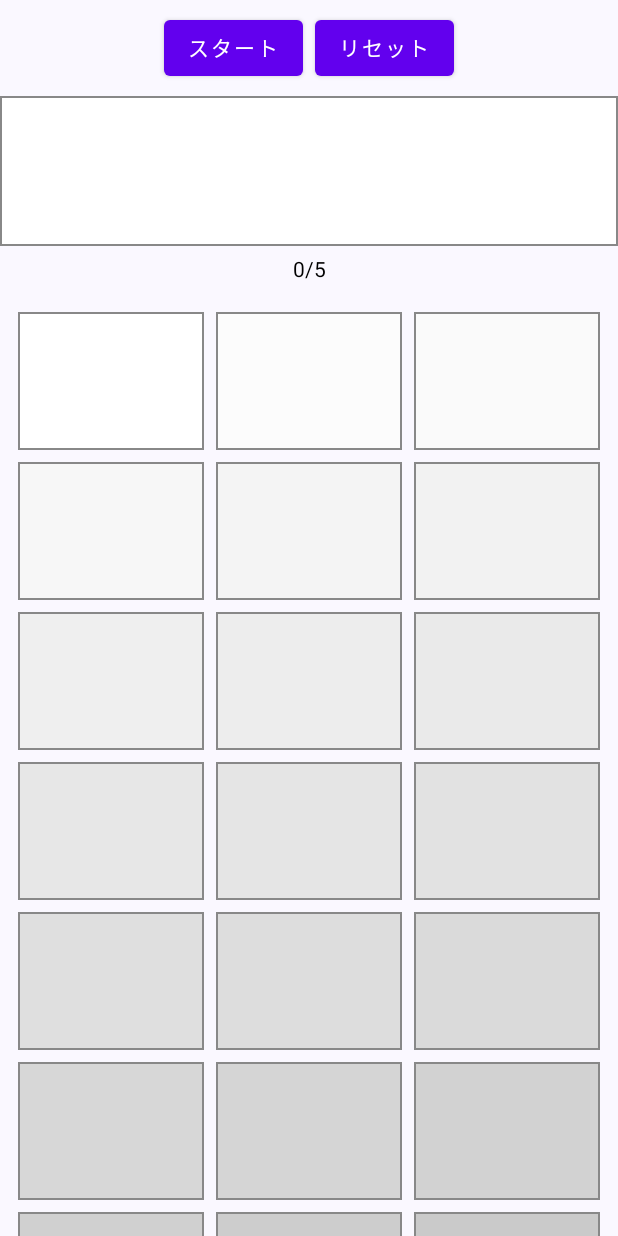
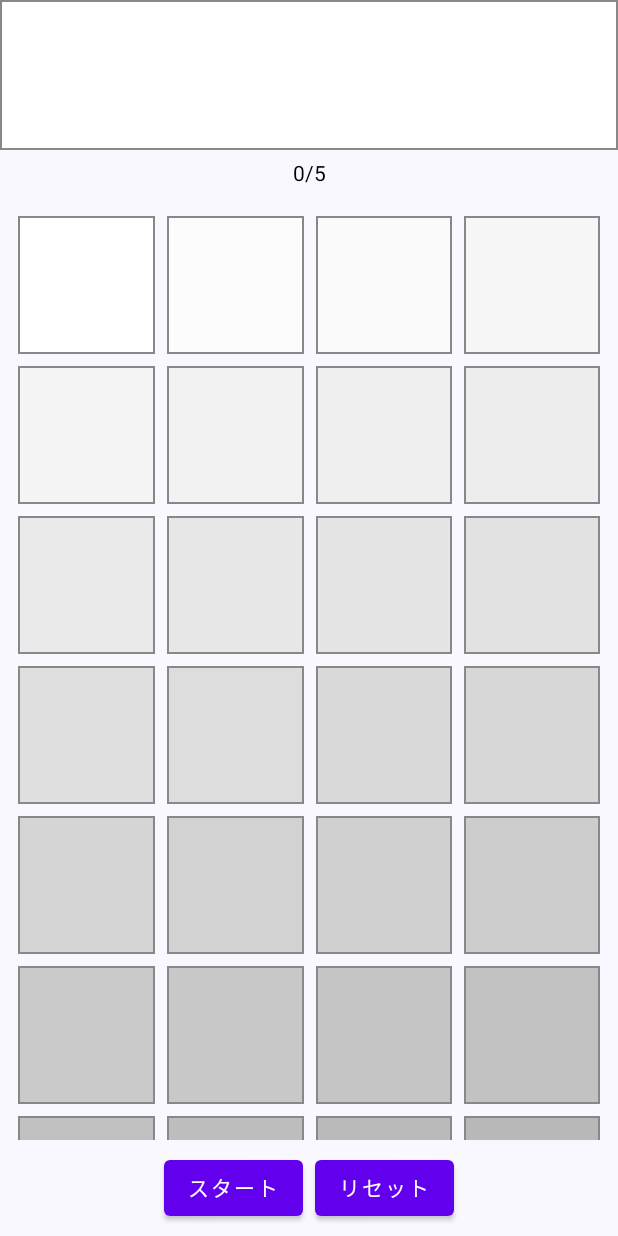
Before and after one commit to KYOHEI-jp/AhnmikaWhite, an Android app built with Jetpack Compose: the screen it shows after launch (MainActivity), on a phone screen of 412 x 824 dp. Run offline under Robolectric (Android 15) with nearby library versions, the phone set to English and light mode, and no system bars.

Commit message:
一旦終了

```diff
--- a/app/src/main/java/com/example/anmikacolors/screen/ColorScreen.kt
+++ b/app/src/main/java/com/example/anmikacolors/screen/ColorScreen.kt
@@ -49,12 +49,11 @@ fun ColorScreen() {
             attempts++
             if (color == selectedColor) {
                 toastMessage = "正解！"
-                resetQuiz()
+                showAnswer = true
             } else {
                 if (attempts >= 5) {
                     showAnswer = true
                     toastMessage = "失敗！"
-                    resetQuiz()
                 } else {
                     toastMessage = "不正解..."
                 }
@@ -71,8 +70,42 @@ fun ColorScreen() {
         }
     }
 
-    // UIのレイアウト
     Column(modifier = Modifier.fillMaxSize()) {
+        Box(
+            modifier = Modifier
+                .fillMaxWidth()
+                .height(100.dp)
+                .background(selectedColor)
+                .border(1.dp, Color.Gray)
+                .padding(8.dp)
+        )
+
+        Row(
+            modifier = Modifier
+                .fillMaxWidth()
+                .padding(8.dp),
+            horizontalArrangement = Arrangement.Center
+        ) {
+            Text("$attempts/5")
+        }
+
+        // グリッドセルの数を動的に決定
+        val gridCellsCount = when {
+            shadesOfWhite.size <= 10 -> 2
+            shadesOfWhite.size <= 20 -> 3
+            else -> 4
+        }
+
+        LazyVerticalGrid(
+            GridCells.Fixed(gridCellsCount),
+            contentPadding = PaddingValues(8.dp),
+            modifier = Modifier.weight(1f)
+        ) {
+            items(shadesOfWhite) { color ->
+                WhiteBox(color = color, onClick = { selectColor(color) }, showAnswer = showAnswer && color == selectedColor)
+            }
+        }
+
         Row(
             modifier = Modifier
                 .fillMaxWidth()
@@ -92,33 +125,22 @@ fun ColorScreen() {
                 Text("リセット")
             }
         }
+    }
+}
 
-        Box(
-            modifier = Modifier
-                .fillMaxWidth()
-                .height(100.dp)
-                .background(selectedColor)
-                .border(1.dp, Color.Gray)
-                .padding(8.dp)
-        )
-
-        Row(
-            modifier = Modifier
-                .fillMaxWidth()
-                .padding(8.dp),
-            horizontalArrangement = Arrangement.Center
-        ) {
-            Text("$attempts/5")
-        }
-
-        LazyVerticalGrid(
-            GridCells.Fixed(3),
-            contentPadding = PaddingValues(8.dp),
-            modifier = Modifier.weight(1f)
-        ) {
-            items(shadesOfWhite) { color ->
-                WhiteBox(color = color, onClick = { selectColor(color) }, showAnswer = showAnswer && color == selectedColor)
-            }
+@Composable
+fun WhiteBox(color: Color, onClick: () -> Unit, showAnswer: Boolean) {
+    Box(
+        modifier = Modifier
+            .size(100.dp)
+            .padding(4.dp)
+            .border(1.dp, Color.Gray)
+            .background(color)
+            .clickable(onClick = onClick),
+        contentAlignment = Alignment.Center
+    ) {
+        if (showAnswer) {
+            Text("正解はこれでした。", color = Color.Black)
         }
     }
 }
```
